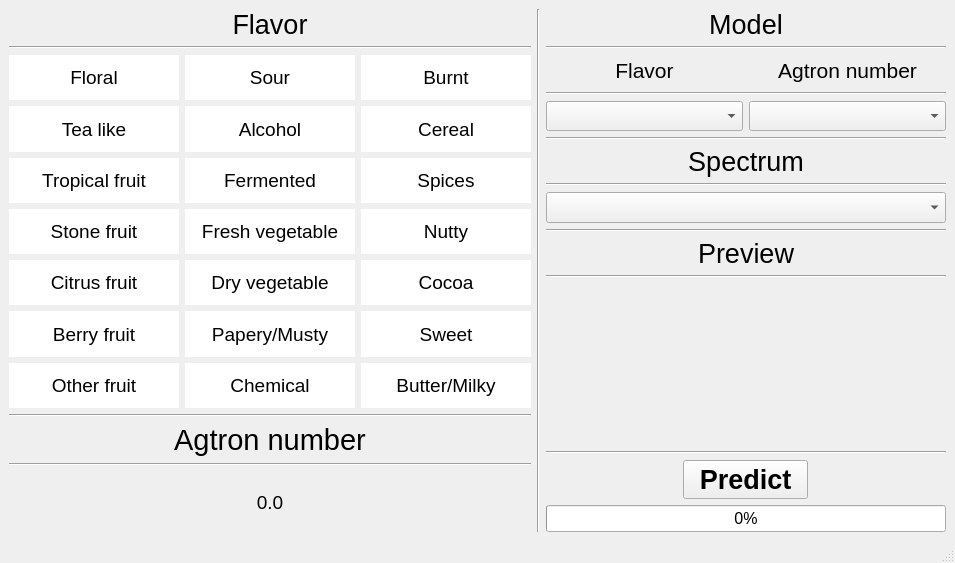
This is mainwindow.ui in ASiCo1116/NiceCoffee as Qt 5 draws it before an edit. The edited form follows.
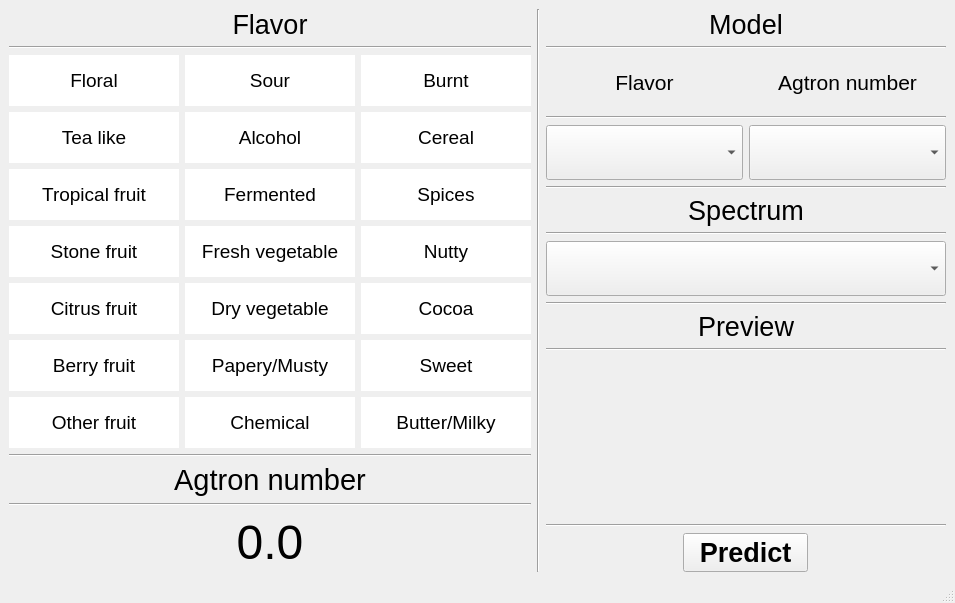
This is the edited form. Icons and pictures are not drawn. Custom widgets are drawn as their Qt base class.

Patch:
```diff
--- a/mainwindow.ui
+++ b/mainwindow.ui
@@ -7,7 +7,7 @@
     <x>0</x>
     <y>0</y>
     <width>955</width>
-    <height>563</height>
+    <height>603</height>
    </rect>
   </property>
   <property name="windowTitle">
@@ -562,7 +562,7 @@
         <property name="font">
          <font>
           <family>Arial</family>
-          <pointsize>14</pointsize>
+          <pointsize>36</pointsize>
          </font>
         </property>
         <property name="statusTip">
@@ -586,7 +586,7 @@
      </widget>
     </item>
     <item>
-     <layout class="QVBoxLayout" name="verticalLayout" stretch="0,0,0,0,0,0,0,0,0,0,0,0,0,0,0,0">
+     <layout class="QVBoxLayout" name="verticalLayout" stretch="0,0,0,0,0,0,0,0,0,0,0,0,0,0,0">
       <property name="sizeConstraint">
        <enum>QLayout::SetDefaultConstraint</enum>
       </property>
@@ -937,34 +937,6 @@
         </item>
        </layout>
       </item>
-      <item>
-       <widget class="QProgressBar" name="progressBar">
-        <property name="sizePolicy">
-         <sizepolicy hsizetype="Maximum" vsizetype="Fixed">
-          <horstretch>0</horstretch>
-          <verstretch>0</verstretch>
-         </sizepolicy>
-        </property>
-        <property name="maximumSize">
-         <size>
-          <width>400</width>
-          <height>16777215</height>
-         </size>
-        </property>
-        <property name="font">
-         <font>
-          <family>Arial</family>
-          <pointsize>12</pointsize>
-         </font>
-        </property>
-        <property name="statusTip">
-         <string>Predicting...</string>
-        </property>
-        <property name="value">
-         <number>0</number>
-        </property>
-       </widget>
-      </item>
      </layout>
     </item>
    </layout>
```
Left out of the diff: 4 changed lines with no effect on the pictures.
